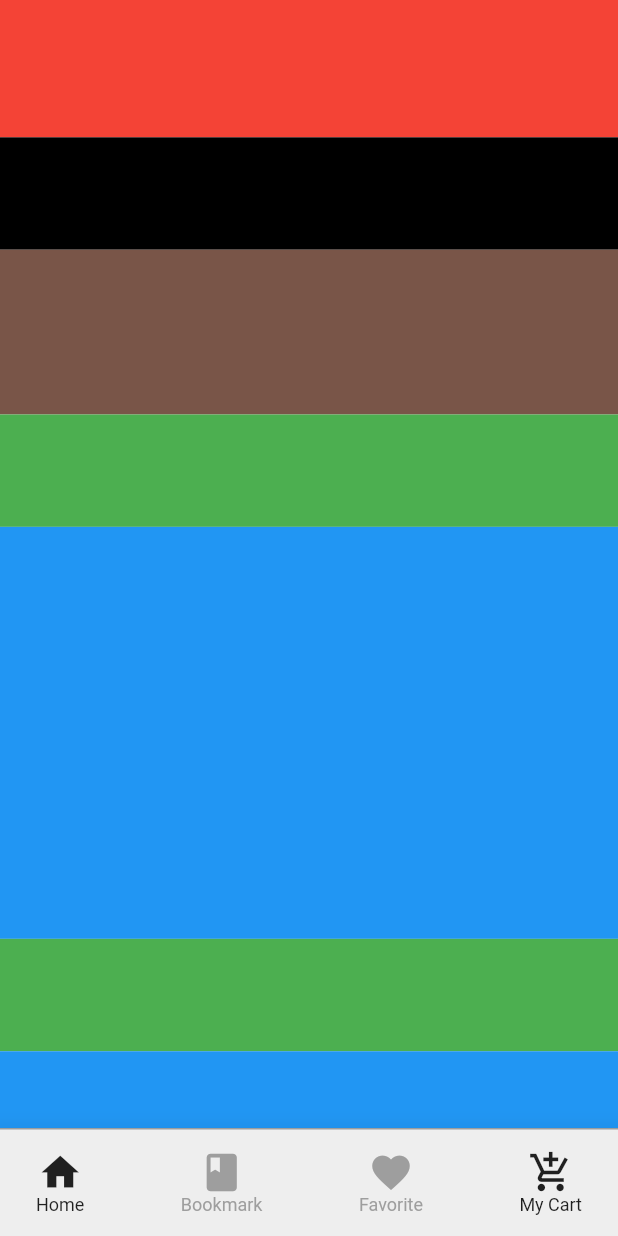
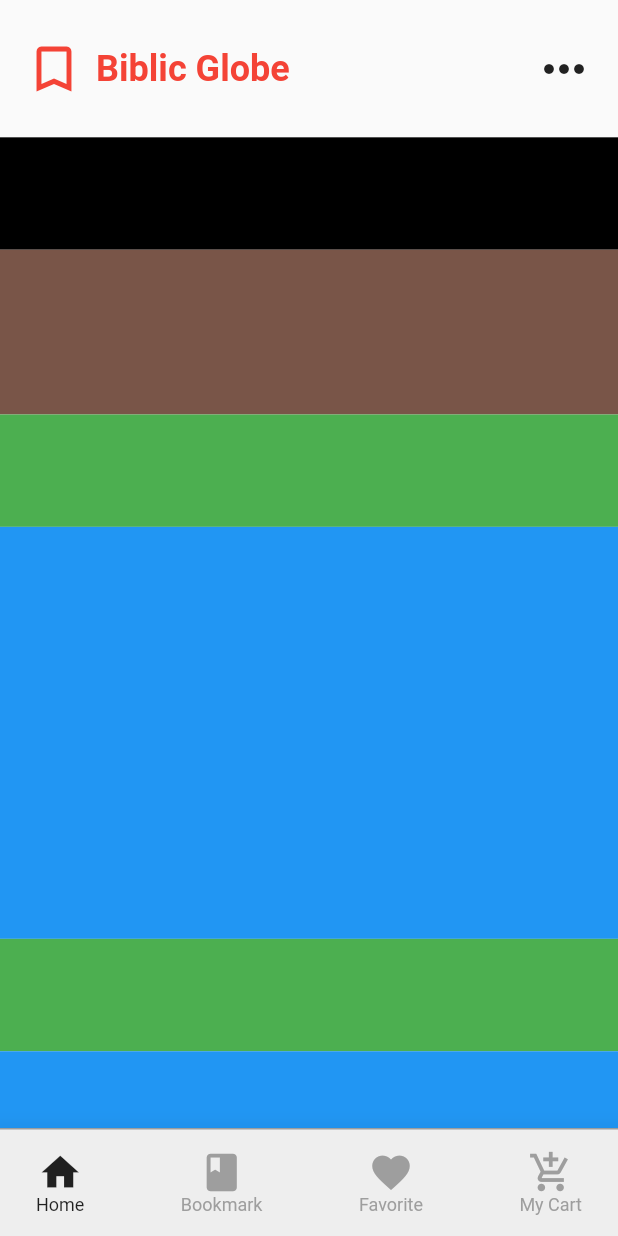
Before and after one commit to JAICHANGPARK/flutter_notebook_the_third_story, a Flutter app: the screen it shows after launch, on a phone screen of 412 x 824 dp. Run offline on Flutter 3.47's test engine with Material 2 defaults, Android fonts, the phone set to English and light mode, and no system bars; our stand-ins replace badges, dotted_border, fl_chart, google_fonts, page_transition, percent_indicator.

Commit message:
Update book_store_app.dart

```diff
--- a/lib/bookstore_app/book_store_app.dart
+++ b/lib/bookstore_app/book_store_app.dart
@@ -72,9 +72,9 @@ class _MainPageState extends State<MainPage> {
                 mainAxisAlignment: MainAxisAlignment.center,
                 crossAxisAlignment: CrossAxisAlignment.center,
                 children: <Widget>[
-                  Icon(Icons.add_shopping_cart, size: 30,),
+                  Icon(Icons.add_shopping_cart, size: 30,color: Colors.grey,),
                   Text("My Cart",style: TextStyle(
-                    fontSize: 12,
+                    fontSize: 12,color: Colors.grey,
                   ),)
                 ],
               )
@@ -89,8 +89,24 @@ class _MainPageState extends State<MainPage> {
             children: <Widget>[
               //Biblic Globe
               Container(
+                padding: EdgeInsets.symmetric(horizontal: 16),
                 height: deviceHeight / 9,
-                decoration: BoxDecoration(color: Colors.red),
+                child: Row(
+                  children: <Widget>[
+                    Icon(Icons.bookmark_border, size: 40,
+                    color: Colors.red,),
+                    Padding(
+                      padding: const EdgeInsets.only(left: 8),
+                      child: Text("Biblic Globe", style: TextStyle(
+                        color: Colors.red,
+                        fontWeight: FontWeight.bold,
+                        fontSize: 24
+                      ),),
+                    ),
+                    Spacer(),
+                    Icon(Icons.more_horiz, size: 40,)
+                  ],
+                ),
               ),
               //Search Bar
               Container(
```
